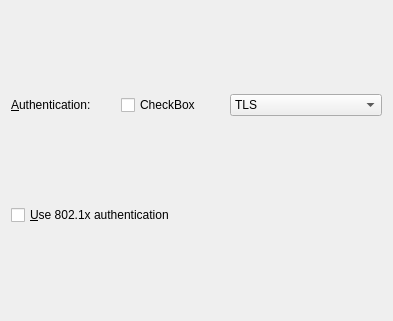
The window that libs/ui/security/802_1x.ui (netrunner-debian-kde-extras/networkmanagement) describes before a commit, drawn with Qt 5.
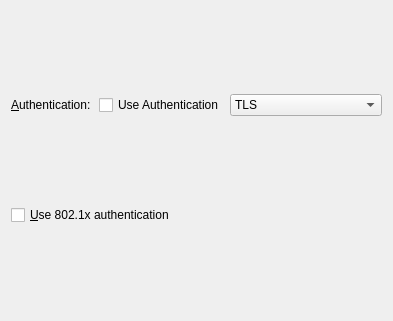
The same window after the commit. Custom widgets are drawn as their Qt base class.

Diff of the .ui file:
```diff
--- a/libs/ui/security/802_1x.ui
+++ b/libs/ui/security/802_1x.ui
@@ -28,7 +28,7 @@
      <item>
       <widget class="QCheckBox" name="checkBox" >
        <property name="text" >
-        <string>CheckBox</string>
+        <string>Use Authentication</string>
        </property>
       </widget>
      </item>
```
